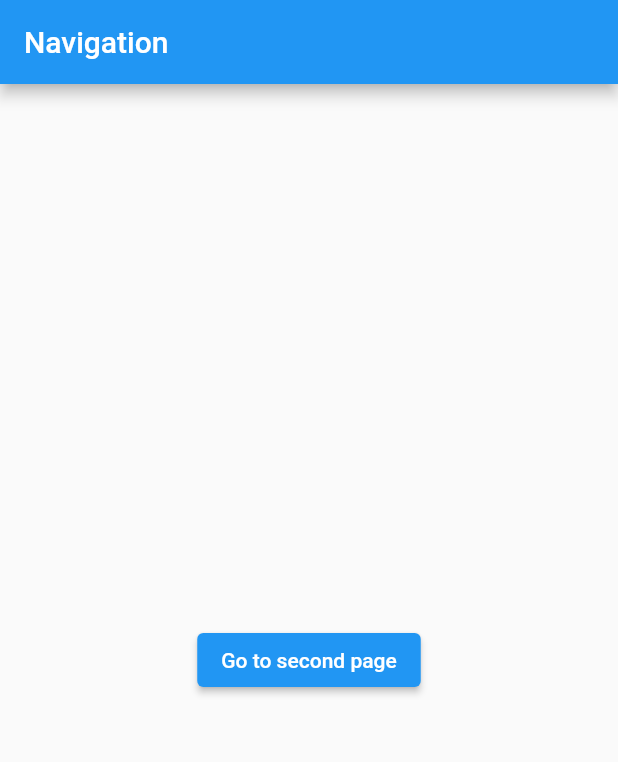
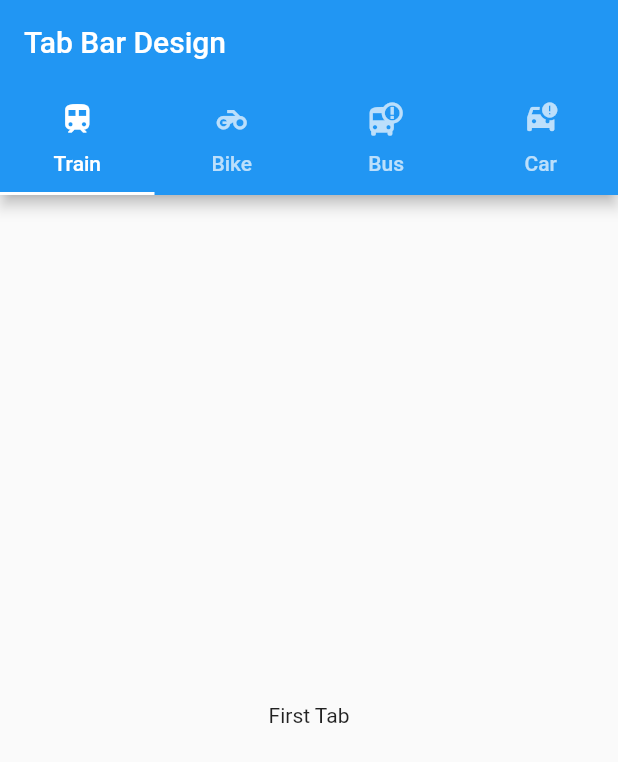
Before and after one commit to JunaidSAnsari/flutter_widgets, a Flutter app: the screen it shows after launch, on a phone screen of 412 x 824 dp. Shown: the top 762 px of the screen. Run offline on Flutter 3.47's test engine with Material 2 defaults, Android fonts, the phone set to English and light mode, and no system bars.

Commit message:
Tab Bar Design

```diff
--- a/lib/main.dart
+++ b/lib/main.dart
@@ -1,28 +1,51 @@
 
 import 'package:flutter/material.dart';
-import 'package:hello_world/second_page.dart';
 
-void main () {
-  runApp(MaterialApp(
-    home: Navigation(),
-  ));
+void main(){
+  runApp(TabBarDesign());
 }
-class Navigation extends StatelessWidget {
+class TabBarDesign extends StatelessWidget {
+  const TabBarDesign({Key? key}) : super(key: key);
 
   @override
   Widget build(BuildContext context) {
-    return Scaffold(
-        appBar: AppBar(title: Text("Navigation"),),
-        body: Center(
-          child: ElevatedButton(
-            child: Text("Go to second page"),
-            onPressed: (){
-              Navigator.push(context, MaterialPageRoute(builder: (BuildContext context){
-                return SecondPage();
-              }));
-            },
+    return MaterialApp(
+      debugShowCheckedModeBanner: false,
+      home: DefaultTabController(
+        length: 4,
+        child: Scaffold(
+          appBar: AppBar(title: Text("Tab Bar Design"),
+            bottom: TabBar(
+              tabs: [
+                Tab(
+                  child: Text("Train"),
+                  icon: Icon(Icons.train),
+                ),
+                Tab(
+                  child: Text("Bike"),
+                  icon: Icon(Icons.motorcycle),
+                ),
+                Tab(
+                  child: Text("Bus"),
+                  icon: Icon(Icons.bus_alert),
+                ),
+                Tab(
+                  child: Text("Car"),
+                  icon: Icon(Icons.car_crash),
+                ),
+              ],
+            ),
+          ),
+          body: TabBarView(
+            children: [
+              Center(child: Text("First Tab")),
+              Center(child: Text("Second Tab")),
+              Center(child: Text("Third Tab")),
+              Center(child: Text("Fourth Tab"))
+            ],
           ),
         ),
+      ),
     );
   }
 }
--- a/lib/third_page.dart
+++ b/lib/third_page.dart
@@ -1,24 +1,23 @@
 import 'package:flutter/material.dart';
 
 void main() {
-  runApp(ThirdPage());
+  runApp(TabBarDesign());
 }
-class ThirdPage extends StatelessWidget {
+class TabBarDesign extends StatelessWidget {
+  const TabBarDesign({Key? key}) : super(key: key);
 
   @override
   Widget build(BuildContext context) {
     return MaterialApp(
-      home: Scaffold(
-        appBar: AppBar(title: Text("Third Page"),),
-        body: Center(
-          child: ElevatedButton(
-            child: Text("Go back"),
-            onPressed: (){
-              Navigator.pop(context);
-              }
-              ),
-        )
-    )
+      home: DefaultTabController(
+        length: 4,
+        child: Scaffold(
+          appBar: AppBar(title: Text("Tab Bar Design"),
+
+          ),
+
+        ),
+      ),
     );
   }
 }
```
